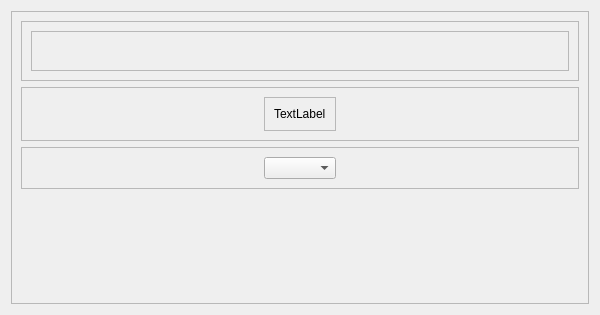
The window that desktop/ui/donations.ui (talonlab/hdwallet-desktop) describes before a commit, drawn with Qt 5.
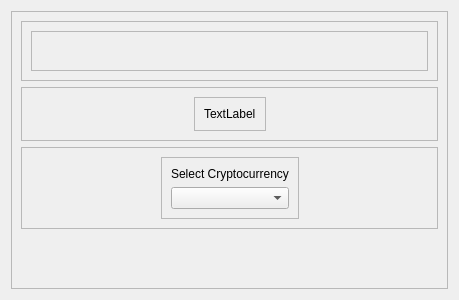
The same window after the commit.

The edit to the form file:
```diff
--- a/desktop/ui/donations.ui
+++ b/desktop/ui/donations.ui
@@ -6,8 +6,8 @@
    <rect>
     <x>0</x>
     <y>0</y>
-    <width>600</width>
-    <height>315</height>
+    <width>459</width>
+    <height>300</height>
    </rect>
   </property>
   <property name="windowTitle">
@@ -156,7 +156,26 @@
           </spacer>
          </item>
          <item>
-          <widget class="QComboBox" name="comboBox"/>
+          <widget class="QFrame" name="frame_7">
+           <property name="frameShape">
+            <enum>QFrame::StyledPanel</enum>
+           </property>
+           <property name="frameShadow">
+            <enum>QFrame::Raised</enum>
+           </property>
+           <layout class="QVBoxLayout" name="verticalLayout_3">
+            <item>
+             <widget class="QLabel" name="label_2">
+              <property name="text">
+               <string>Select Cryptocurrency</string>
+              </property>
+             </widget>
+            </item>
+            <item>
+             <widget class="QComboBox" name="comboBox"/>
+            </item>
+           </layout>
+          </widget>
          </item>
          <item>
           <spacer name="horizontalSpacer_6">
```
